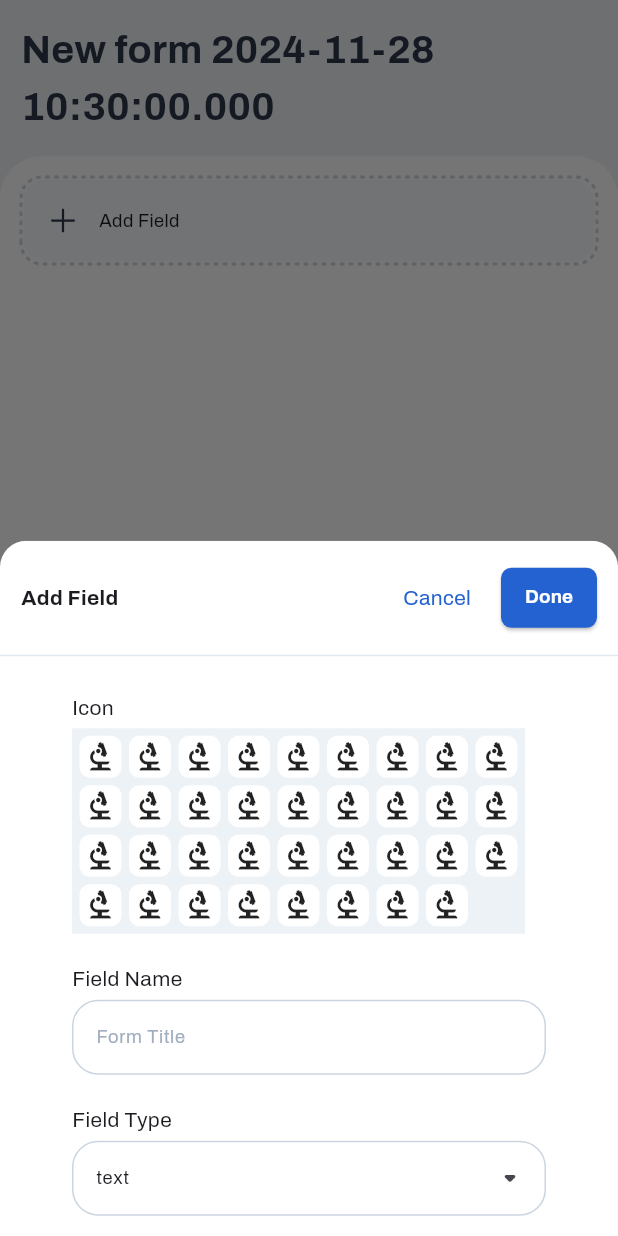
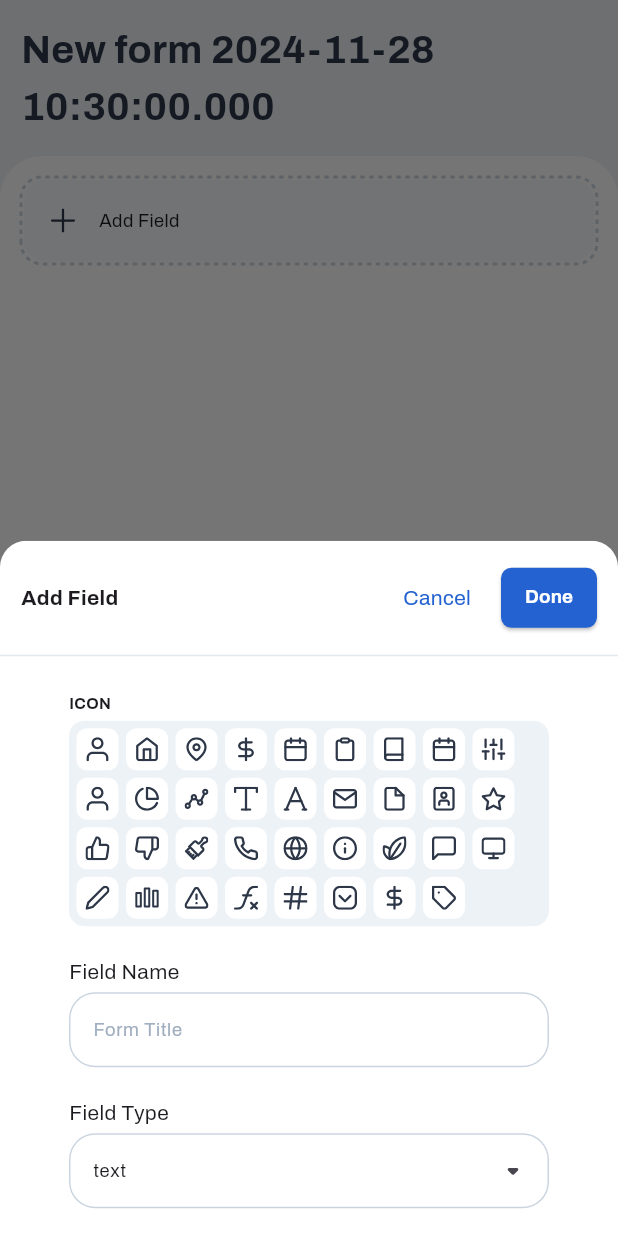
Before and after one commit to fel-cesar/smart-forms, a Flutter app: the FormPage screen opened directly with empty values, after a tap on the "add" icon, on a phone screen of 412 x 824 dp. Run offline on Flutter 3.47's test engine with Material 3 defaults, Android fonts, the phone set to English and light mode, and no system bars; drawn by our look-alikes of dotted_border; our stand-ins replace flutter_svg, get; project files that could hold a hidden picture were left out.

Commit message:
feat: :lipstick: Implement icon selecgtor grid

```diff
--- a/lib/presentation/components/selectable_icon.dart
+++ b/lib/presentation/components/selectable_icon.dart
@@ -1,16 +1,17 @@
 import 'package:flutter/material.dart';
+import 'package:flutter_svg/svg.dart';
 import 'package:smart_forms/constants.dart';
 
 class SelectableIcon extends StatelessWidget {
   const SelectableIcon({
     super.key,
-    required this.icon,
+    required this.assetPath,
     required this.onPressed,
     this.isSelected = false,
   });
 
   final bool isSelected;
-  final IconData? icon; // Replace for actual svg icons
+  final String assetPath;
   final void Function()? onPressed;
 
   @override
@@ -24,12 +25,20 @@ class SelectableIcon extends StatelessWidget {
           decoration: BoxDecoration(
             color: Colors.white,
             border: Border.all(
-                color:
-                    isSelected ? Constants.blueHighlight : Colors.transparent,
-                width: 2),
-            borderRadius: const BorderRadius.all(Radius.circular(7)),
+              color: isSelected ? Constants.blueHighlight : Colors.transparent,
+              width: 2,
+            ),
+            borderRadius: const BorderRadius.all(
+              Radius.circular(7),
+            ),
           ),
-          child: Icon(icon ?? Icons.ac_unit),
+          child: Center(
+            child: SvgPicture.asset(
+              assetPath,
+              height: 16,
+              width: 16,
+            ),
+          ),
         ),
       ),
     );
--- a/lib/presentation/pages/add_field/add_field_page.dart
+++ b/lib/presentation/pages/add_field/add_field_page.dart
@@ -6,6 +6,44 @@ import 'package:smart_forms/constants.dart';
 import '../form_page/form_page_controller.dart';
 import 'add_field_page_controller.dart';
 import 'field_type_selector.dart';
+
+const icons = [
+  Constants.iconOwnerUser,
+  Constants.iconHome,
+  Constants.iconPin,
+  Constants.iconMoney,
+  Constants.iconCalendar,
+  Constants.iconTasks,
+  Constants.iconContacts,
+  Constants.iconCalendar,
+  Constants.iconSettings,
+  Constants.iconOwnerUser,
+  Constants.iconPieChart,
+  Constants.iconLineChart,
+  Constants.iconRename,
+  Constants.iconTextDescription,
+  Constants.iconEmail,
+  Constants.iconProposalDesignPlus,
+  Constants.iconResume,
+  Constants.iconStar,
+  Constants.iconLikeWon,
+  Constants.iconLikeLost,
+  Constants.iconConstruction,
+  Constants.iconPhone,
+  Constants.iconWebsiteInternetGlobe,
+  Constants.iconInfo,
+  Constants.iconSustainabilityEco,
+  Constants.iconChat,
+  Constants.iconMicrosite,
+  Constants.iconEdit,
+  Constants.iconColumnChart,
+  Constants.iconWarning,
+  Constants.iconFormula,
+  Constants.iconNumber,
+  Constants.iconDropdown,
+  Constants.iconMoney,
+  Constants.iconTags,
+];
 
 class AddFieldPage extends StatelessWidget {
   AddFieldPage({super.key});
@@ -60,8 +98,7 @@ class AddFieldPage extends StatelessWidget {
                   const SizedBox(width: 20),
                   Button.small(
                     onPressed: () {
-                      formController.fields.add(addFieldPageController
-                          .formField); // TODO: remove hardcoded values
+                      formController.fields.add(addFieldPageController.formField); // TODO: remove hardcoded values
                       Get.back();
                     },
                     text: Constants.done,
@@ -75,25 +112,36 @@ class AddFieldPage extends StatelessWidget {
             ),
             Expanded(
               child: SingleChildScrollView(
-                padding:
-                    const EdgeInsets.symmetric(horizontal: 48, vertical: 24),
+                padding: const EdgeInsets.symmetric(horizontal: 46, vertical: 24),
                 child: Column(
-                  crossAxisAlignment: CrossAxisAlignment.start,
+                  crossAxisAlignment: CrossAxisAlignment.stretch,
                   children: [
-                    const Text('Icon'),
+                    Text(
+                      'Icon'.toUpperCase(),
+                      style: const TextStyle(
+                        fontSize: 10.5,
+                        fontWeight: FontWeight.bold,
+                      ),
+                    ),
                     const SizedBox(height: 4),
                     Container(
-                      color: Constants.gray200,
                       padding: const EdgeInsets.all(5),
+                      decoration: BoxDecoration(
+                        color: Constants.gray200,
+                        borderRadius: BorderRadius.circular(10.5),
+                      ),
                       child: Wrap(
                         spacing: 5,
                         runSpacing: 5,
                         children: [
-                          ...List.generate(
-                            35,
-                            (index) => const SelectableIcon(
-                              icon: Icons.biotech,
-                              onPressed: null,
+                          ...icons.map(
+                            (assetPath) => ObxValue(
+                              (data) => SelectableIcon(
+                                assetPath: assetPath,
+                                isSelected: addFieldPageController.iconName.value == assetPath,
+                                onPressed: () => addFieldPageController.iconName.value = assetPath,
+                              ),
+                              false.obs,
                             ),
                           )
                         ],
@@ -117,8 +165,7 @@ class AddFieldPage extends StatelessWidget {
                         enabledBorder: formBorderStyle,
                         focusedBorder: formBorderStyle,
                       ),
-                      onChanged: (value) =>
-                          addFieldPageController.name.value = value,
+                      onChanged: (value) => addFieldPageController.name.value = value,
                     ),
                     const SizedBox(height: 20),
                     const Text('Field Type'),
@@ -127,13 +174,11 @@ class AddFieldPage extends StatelessWidget {
                     Obx(
                       () => TextField(
                         // TODO: get text from type
-                        controller: TextEditingController(
-                            text: addFieldPageController.type.value),
+                        controller: TextEditingController(text: addFieldPageController.type.value),
                         readOnly: true,
                         onTap: () async {
                           await Get.bottomSheet(FieldTypeSelector<String>(
-                            onSelect: (value) =>
-                                addFieldPageController.type.value = value,
+                            onSelect: (value) => addFieldPageController.type.value = value,
                             //TODO: this will be field type here.
                           ));
                         },
```
